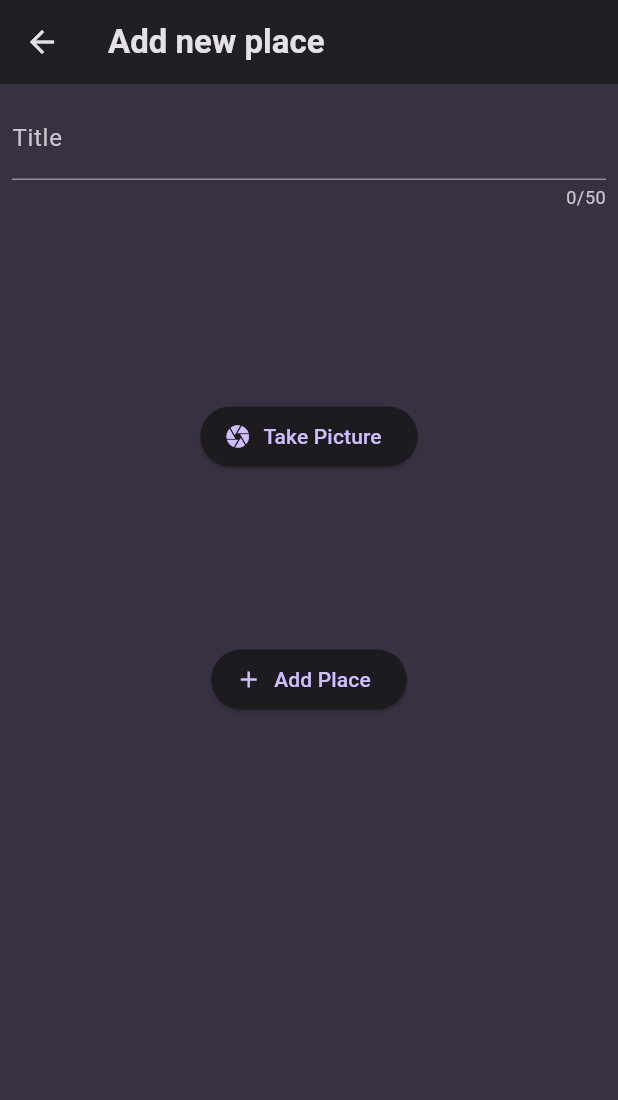
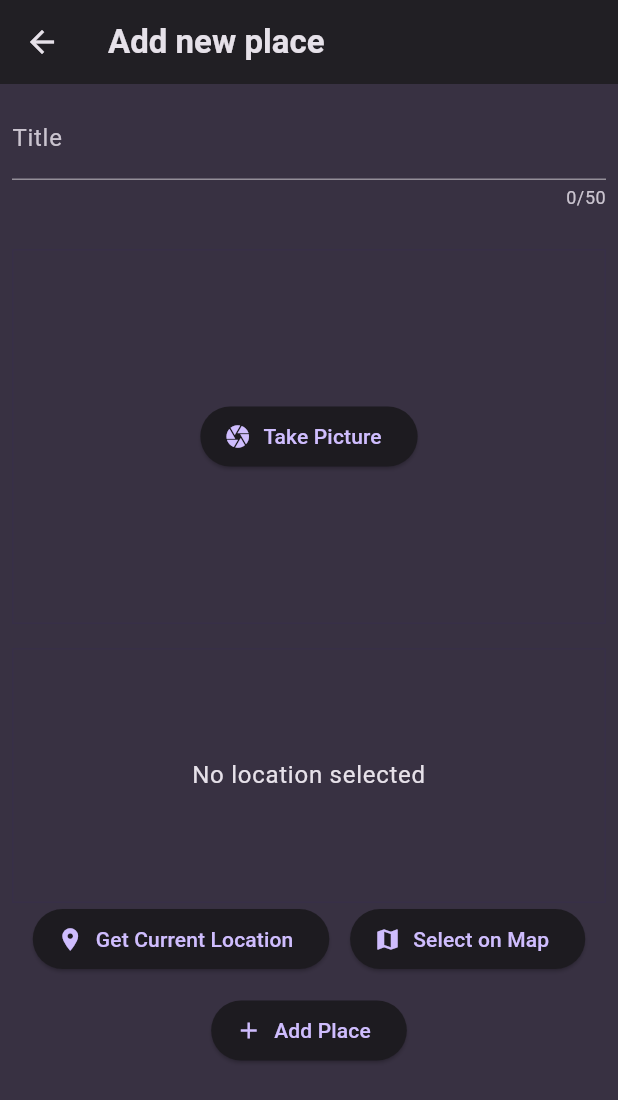
Before and after one commit to yusuffcx/favoritePlacesApp, a Flutter app: the NewPlace screen opened directly, on a phone screen of 412 x 824 dp. Shown: the top 1100 px of the screen. Run offline on Flutter 3.47's test engine with Material 3 defaults, Android fonts, the phone set to English and light mode, and no system bars; our stand-ins replace flutter_riverpod, google_fonts, image_picker.

Commit message:
added location input screen

```diff
--- a/lib/screens/new_place.dart
+++ b/lib/screens/new_place.dart
@@ -1,6 +1,7 @@
 import 'package:favorite_places/models/favorite_place.dart';
 import 'package:favorite_places/providers/places_provider.dart';
 import 'package:favorite_places/widget/image_input.dart';
+import 'package:favorite_places/widget/location_input.dart';
 import 'package:flutter/material.dart';
 import 'package:flutter_riverpod/flutter_riverpod.dart';
 
@@ -66,6 +67,10 @@ class _NewPlaceState extends ConsumerState<NewPlace> {
               },
             ),
           ),
+          const Padding(
+            padding: EdgeInsets.all(8.0),
+            child: LocationInput(),
+          ),
           const SizedBox(height: 5),
           ElevatedButton.icon(
             onPressed: saveTitle,
--- /dev/null
+++ b/lib/widget/location_input.dart
@@ -0,0 +1,51 @@
+import 'package:flutter/material.dart';
+
+class LocationInput extends StatefulWidget {
+  const LocationInput({super.key});
+
+  @override
+  State<LocationInput> createState() {
+    return _LocationInputState();
+  }
+}
+
+class _LocationInputState extends State<LocationInput> {
+  @override
+  Widget build(BuildContext context) {
+    return Column(
+      //mainAxisAlignment: MainAxisAlignment.center,
+      children: [
+        Container(
+          alignment: Alignment.center,
+          width: double.infinity,
+          height: 170,
+          decoration: BoxDecoration(
+              border: Border.all(
+            color: Theme.of(context).colorScheme.onPrimary.withOpacity(0.2),
+            width: 1,
+          )),
+          child: Text('No location selected',
+              style: Theme.of(context)
+                  .textTheme
+                  .bodyLarge!
+                  .copyWith(color: Theme.of(context).colorScheme.onSurface),
+              textAlign: TextAlign.center),
+        ),
+        Row(
+          mainAxisAlignment: MainAxisAlignment.spaceEvenly,
+          children: [
+            ElevatedButton.icon(
+                icon: const Icon(Icons.location_on),
+                onPressed: () {},
+                label: const Text('Get Current Location')),
+            ElevatedButton.icon(
+              onPressed: () {},
+              label: const Text('Select on Map'),
+              icon: const Icon(Icons.map),
+            )
+          ],
+        )
+      ],
+    );
+  }
+}
```
